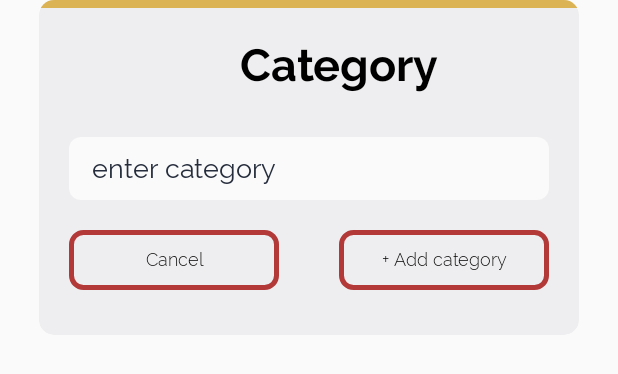
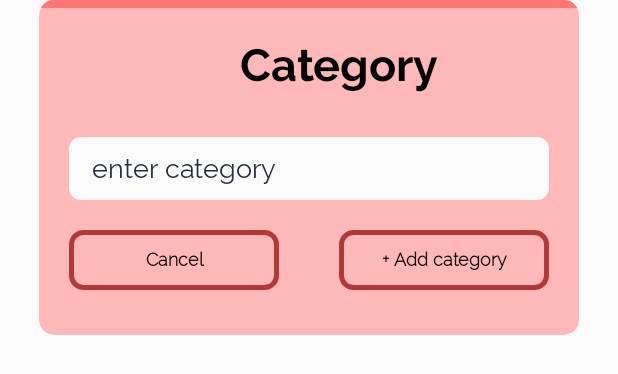
Before and after one commit to CharmiPatel25/note_TeamPurple_android, an Android app: the layout addcategory_layout.xml on its own in the app's theme, with its tools: preview values and no code run, on a phone screen of 412 x 824 dp. Shown: the top 374 px of the screen. Run offline under Robolectric (Android 15) with nearby library versions, the phone set to English and light mode, and no system bars.

Commit message:
[AP] layout changed for addcategory_layout.xml and content_dashboard.xml

```diff
--- a/app/src/main/res/layout/addcategory_layout.xml
+++ b/app/src/main/res/layout/addcategory_layout.xml
@@ -11,7 +11,7 @@
         android:layout_height="wrap_content"
         android:layout_gravity="center"
         android:elevation="40dp"
-        card_view:cardBackgroundColor="@color/background"
+        card_view:cardBackgroundColor="#ffb8b8"
         card_view:cardCornerRadius="10dp">
 
 
@@ -24,7 +24,7 @@
             <TextView
                 android:layout_width="match_parent"
                 android:layout_height="5dp"
-                android:background="@color/mustuard" />
+                android:background="@color/colorPrimaryDark" />
 
             <TextView
                 android:id="@+id/sa"
@@ -76,6 +76,7 @@
                     android:text="Cancel"
                     android:textAllCaps="false"
                     android:textColor="@color/black"
+                    android:textStyle="bold"
                     android:textSize="12dp" />
 
                 <Button
@@ -90,6 +91,7 @@
                     android:background="@drawable/photos_background_stroke"
                     android:fontFamily="@font/light"
                     android:text="+ Add category"
+                    android:textStyle="bold"
                     android:textAllCaps="false"
                     android:textColor="@color/black"
                     android:textSize="12dp" />
--- a/app/src/main/res/layout/content_dashboard.xml
+++ b/app/src/main/res/layout/content_dashboard.xml
@@ -8,7 +8,7 @@
     android:layout_height="match_parent">
 
     <LinearLayout
-        android:layout_marginTop="50dp"
+        android:layout_marginTop="60dp"
         android:gravity="center"
         android:orientation="vertical"
         android:layout_width="match_parent"
@@ -16,6 +16,7 @@
 
         <de.hdodenhof.circleimageview.CircleImageView
             android:id="@+id/profile_image"
+            android:layout_marginTop="20dp"
             android:layout_width="96dp"
             android:layout_height="96dp"
             android:src="@drawable/note_logo"
@@ -46,7 +47,8 @@
             android:text="+ Add category"
             android:textAllCaps="false"
             android:textColor="@color/black"
-            android:textSize="12dp" />
+            android:textSize="18sp"
+            android:textStyle="bold"/>
 
     </LinearLayout>
 
```
